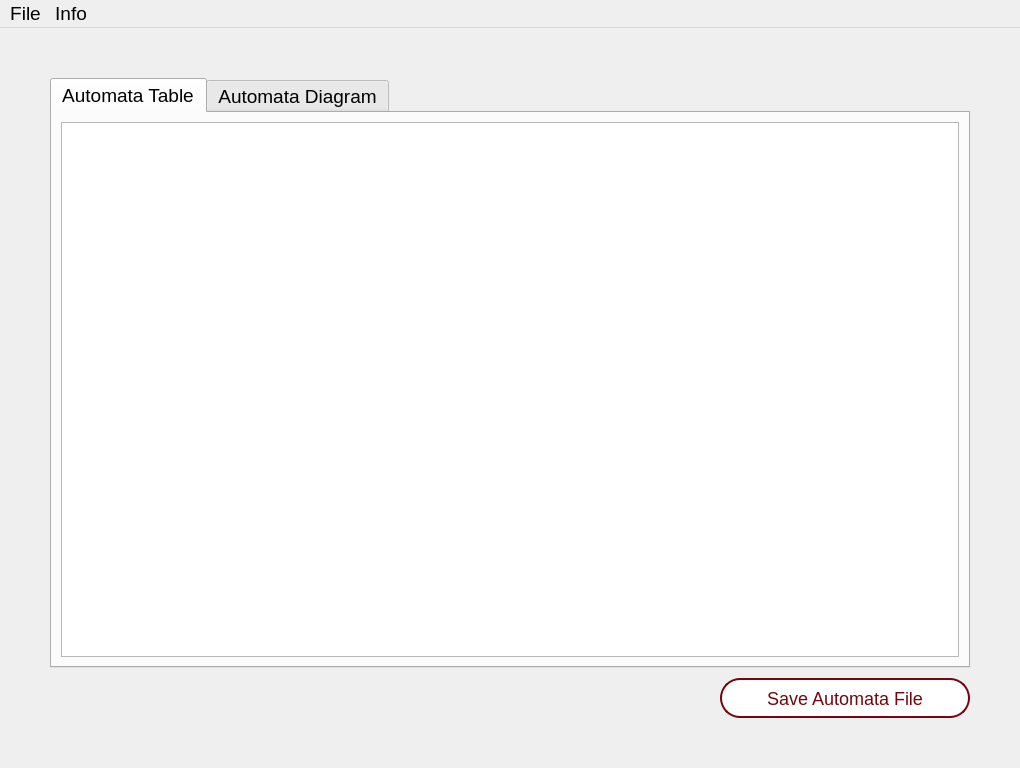
Above: src/ui/main.ui from Henrique1803/Lexterminator before the change. Below: the same form after it.
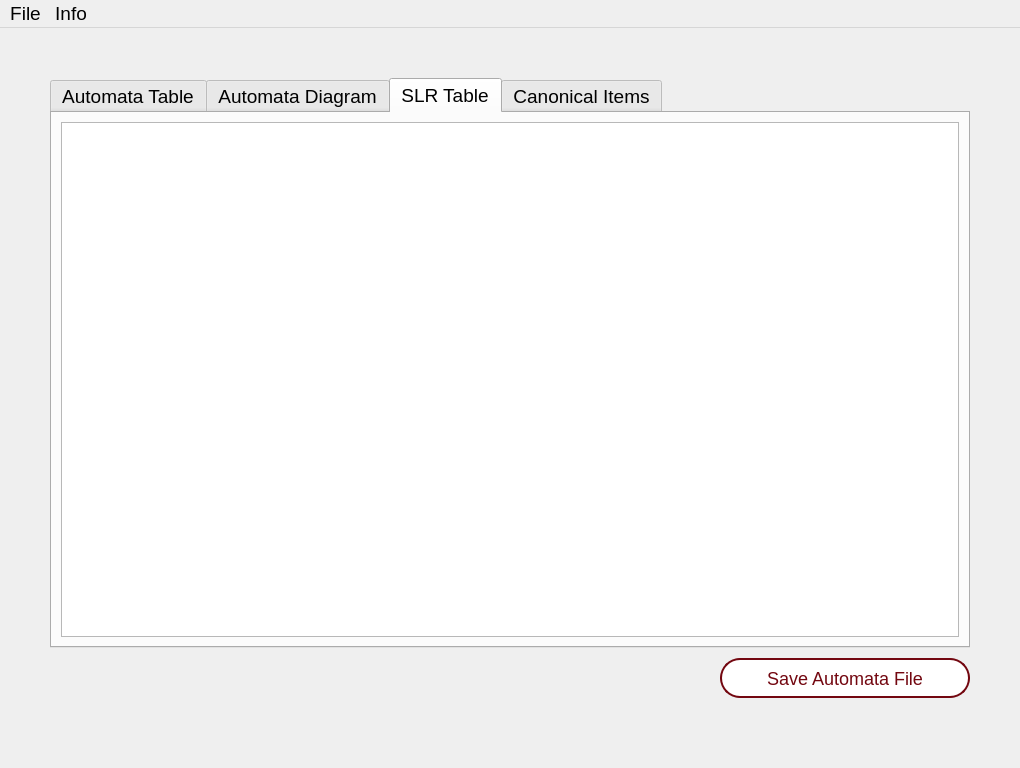
That is the form after the change. The open tabs and pages were chosen to show the change. Icons and pictures are not drawn. Custom widgets are drawn as their Qt base class.

Commit message: add slr table view

Patch:
```diff
--- a/src/ui/main.ui
+++ b/src/ui/main.ui
@@ -95,6 +95,44 @@
         </item>
        </layout>
       </widget>
+      <widget class="QWidget" name="SLRTable">
+       <property name="sizePolicy">
+        <sizepolicy hsizetype="Expanding" vsizetype="Expanding">
+         <horstretch>0</horstretch>
+         <verstretch>0</verstretch>
+        </sizepolicy>
+       </property>
+       <property name="maximumSize">
+        <size>
+         <width>916</width>
+         <height>16777215</height>
+        </size>
+       </property>
+       <attribute name="title">
+        <string>SLR Table</string>
+       </attribute>
+       <layout class="QVBoxLayout" name="verticalLayout_3">
+        <item>
+         <widget class="QTableWidget" name="slrTable"/>
+        </item>
+       </layout>
+      </widget>
+      <widget class="QWidget" name="SLRItems">
+       <property name="maximumSize">
+        <size>
+         <width>916</width>
+         <height>545</height>
+        </size>
+       </property>
+       <attribute name="title">
+        <string>Canonical Items</string>
+       </attribute>
+       <layout class="QVBoxLayout" name="verticalLayout_4">
+        <item>
+         <widget class="ZoomableGraphicsView" name="slrItems"/>
+        </item>
+       </layout>
+      </widget>
      </widget>
     </item>
     <item alignment="Qt::AlignRight">
@@ -125,7 +163,7 @@
         <number>0</number>
        </property>
        <property name="bottomMargin">
-        <number>0</number>
+        <number>20</number>
        </property>
        <item alignment="Qt::AlignRight">
         <widget class="QPushButton" name="saveButton">
```
Left out of the diff: 10 changed lines with no effect on the pictures. The commit also changes 8 other files.
